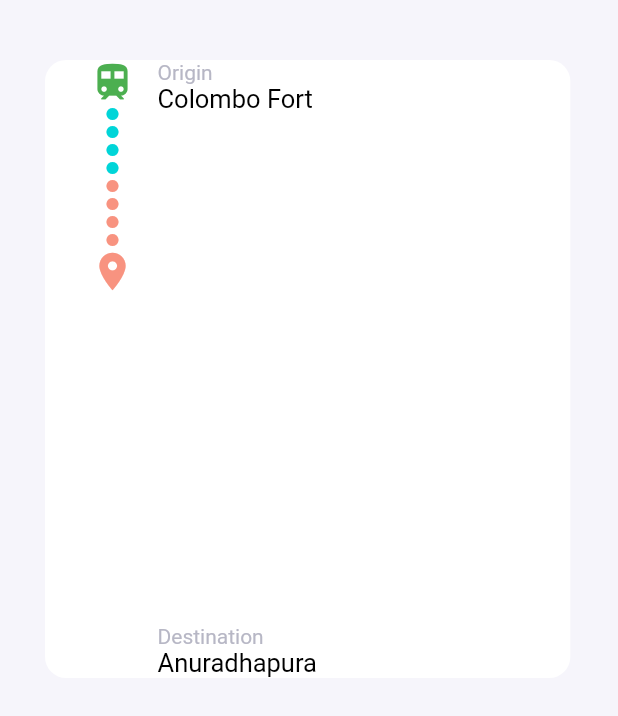
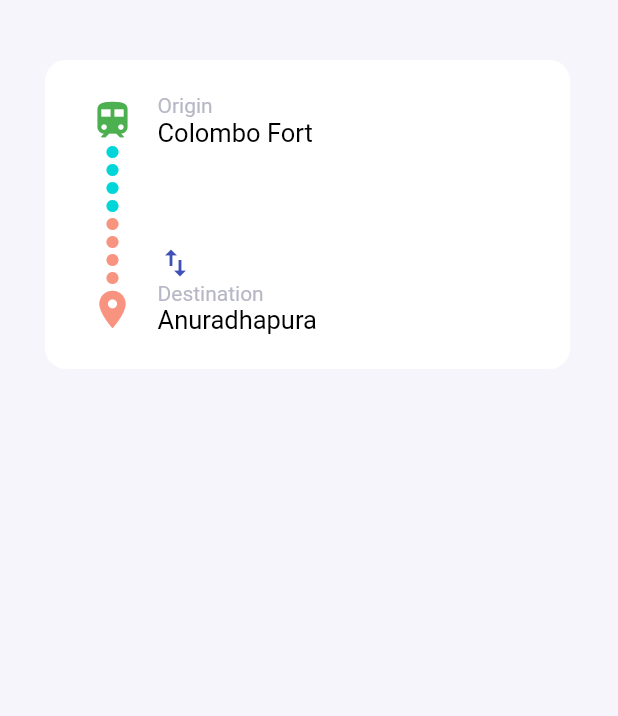
Before and after one commit to Kochchiye-Ko/Mobile, a Flutter app: the Usertraindetail screen opened directly, on a phone screen of 412 x 824 dp. Shown: the top 716 px of the screen. Run offline on Flutter 3.47's test engine with Material 2 defaults, Android fonts, the phone set to English and light mode, and no system bars; our stand-ins replace cloud_firestore, firebase_auth, flutter_spinkit, google_maps_flutter, google_sign_in, location and 1 more; missing offline and left inert: background_location, flutter_auth_buttons, geoflutterfire; accounts and stored records are empty.

```diff
--- a/lib/User/Searchtrain.dart
+++ b/lib/User/Searchtrain.dart
@@ -10,7 +10,7 @@ class _SearchtrainState extends State<Searchtrain> {
   Widget build(BuildContext context) {
     return Scaffold(
       backgroundColor: Colors.grey.shade200,
-      appBar: AppBar(title: Text("Serach Trains"),),
+      appBar: AppBar(title: Text("Serach Trains"),backgroundColor: Colors.amber,),
       body: Center(
         child:ListView.builder(itemCount: 10,itemBuilder: (context,index){
           return  Trainview();
--- /dev/null
+++ b/lib/User/Usertesthome.dart
@@ -0,0 +1 @@
+import 'package:flutter/material.dart';
--- a/lib/User/Usertraindetail.dart
+++ b/lib/User/Usertraindetail.dart
@@ -21,12 +21,16 @@ class _UsertraindetailState extends State<Usertraindetail> {
                 Container(
                   alignment: Alignment.center,
                   padding: EdgeInsets.symmetric(horizontal: 20),
-                  height: MediaQuery.of(context).size.height * 0.5,
+                  height: MediaQuery.of(context).size.height * 0.25,
                   width: MediaQuery.of(context).size.width * 0.85,
                   decoration: BoxDecoration(
                       color: Colors.white,
                       borderRadius: BorderRadius.all(Radius.circular(14))),
-                  child: Row(
+                  child: Column(
+                    crossAxisAlignment: CrossAxisAlignment.start,
+                    mainAxisAlignment: MainAxisAlignment.center,
+                    children: <Widget>[
+                      Row(
                         mainAxisAlignment: MainAxisAlignment.start,
                         children: <Widget>[
                           SizedBox(
@@ -37,6 +41,8 @@ class _UsertraindetailState extends State<Usertraindetail> {
                             width: 15,
                           ),
                           orginandDestination()
+                        ],
+                      ),
                     ],
                   ),
                 )
@@ -121,7 +127,8 @@ Widget orginandDestination() {
             text: "Colombo Fort",
             style: TextStyle(fontSize: 17, color: Colors.black)),
       ])),
-
+      SizedBox(height: 65,),
+      Icon(Icons.swap_vert,color: Colors.indigo,),
       RichText(
           text: TextSpan(children: <TextSpan>[
         TextSpan(
```
Also changed, not shown: lib/User/Userhome.dart (+4 -4 lines), lib/User/Usertrainmap.dart (+28 -54 lines), assets/destination_map_marker.png (added), 2 other files. Lines whose indentation alone changed are shown as unchanged.
